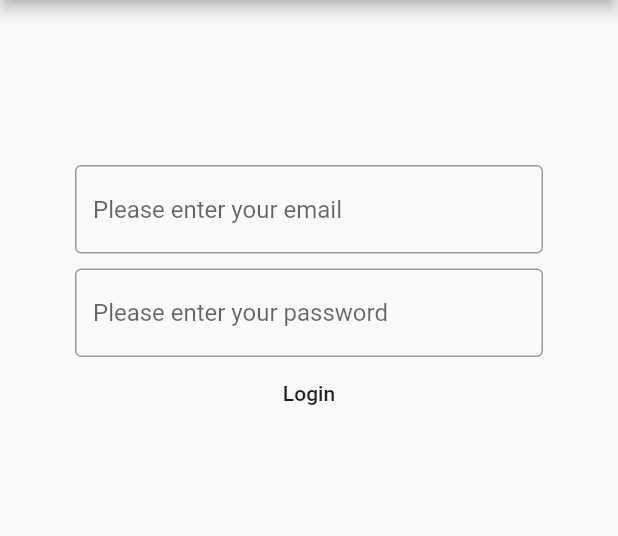
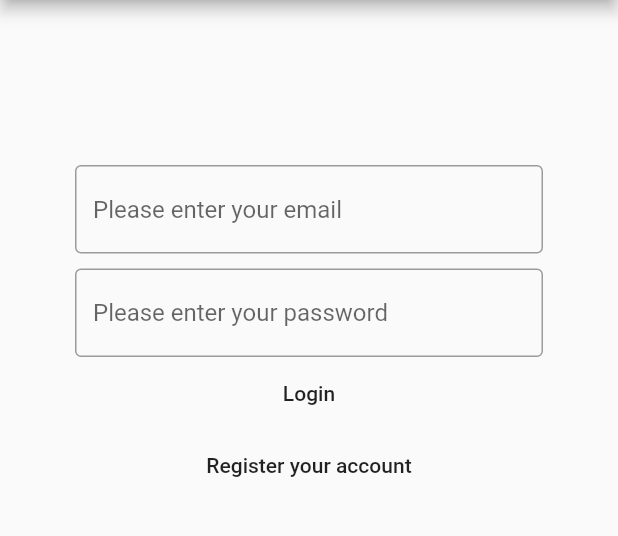
Before and after one commit to RajPorus19/RollWithFun, a Flutter app: the screen it shows after launch, on a phone screen of 412 x 824 dp, the part 84-620 px from its top. Run offline on Flutter 3.47's test engine with Material 2 defaults, Android fonts, the phone set to English and light mode, and no system bars.

```diff
--- a/lib/pages/login.dart
+++ b/lib/pages/login.dart
@@ -1,8 +1,15 @@
 import 'package:flutter/material.dart';
 import 'package:roll_with_fun/language.dart';
 import 'package:roll_with_fun/pages/home.dart';
+import 'package:roll_with_fun/pages/register.dart';
 
-class Login extends StatelessWidget {
+
+class Login extends StatefulWidget {
+  @override
+  _LoginState createState() => _LoginState();
+}
+
+class _LoginState extends State<Login> {
   @override
   Widget build(BuildContext context) {
     return Scaffold(
@@ -12,13 +19,14 @@ class Login extends StatelessWidget {
         ),
         centerTitle: true,
       ),
-      body:
-        Flex(
+      body: Flex(
         direction: Axis.vertical,
         children: <Widget>[
-            SizedBox(height: 100,),
+          SizedBox(
+            height: 100,
+          ),
           Padding(
-              padding: const EdgeInsets.symmetric(horizontal: 50,vertical: 10),
+            padding: const EdgeInsets.symmetric(horizontal: 50, vertical: 10),
             child: TextField(
               decoration: InputDecoration(
                 border: OutlineInputBorder(),
@@ -38,12 +46,20 @@ class Login extends StatelessWidget {
           ),
           FlatButton(
             onPressed: () {
-                Navigator.push(context,MaterialPageRoute(builder: (context)=> Home()));
+              Navigator.push(
+                  context, MaterialPageRoute(builder: (context) => Home()));
             },
             child: Text(
               DemoLocalizations.of(context).getText('loginText'),
             ),
-            )
+          ),
+          FlatButton(
+            onPressed: () {
+              Navigator.push(
+                  context, MaterialPageRoute(builder: (context) => Register()));
+            },
+            child: Text("Register your account"),
+          ),
         ],
       ),
     );
--- /dev/null
+++ b/lib/pages/register.dart
@@ -0,0 +1,14 @@
+import 'package:flutter/material.dart';
+
+class Register extends StatelessWidget {
+  @override
+  Widget build(BuildContext context) {
+    return Scaffold(
+      appBar: AppBar
+      (
+        title: Text("Register Text"),
+        centerTitle: true,
+      ),
+    );
+  }
+}
--- a/pubspec.yaml
+++ b/pubspec.yaml
@@ -32,6 +32,8 @@ dev_dependencies:
   http: ^0.12.0+2
   intl: ^0.16.0
   flutter_spinkit: ^4.0.0
+  firebase_auth: ^0.14.0+5
+  cloud_firestore: ^0.12.9+4
 
 
 # For information on the generic Dart part of this file, see the
```
Also changed, not shown: lib/main.dart (+5 -10 lines), pubspec.lock, 3 other files. Lines whose indentation alone changed are shown as unchanged.
